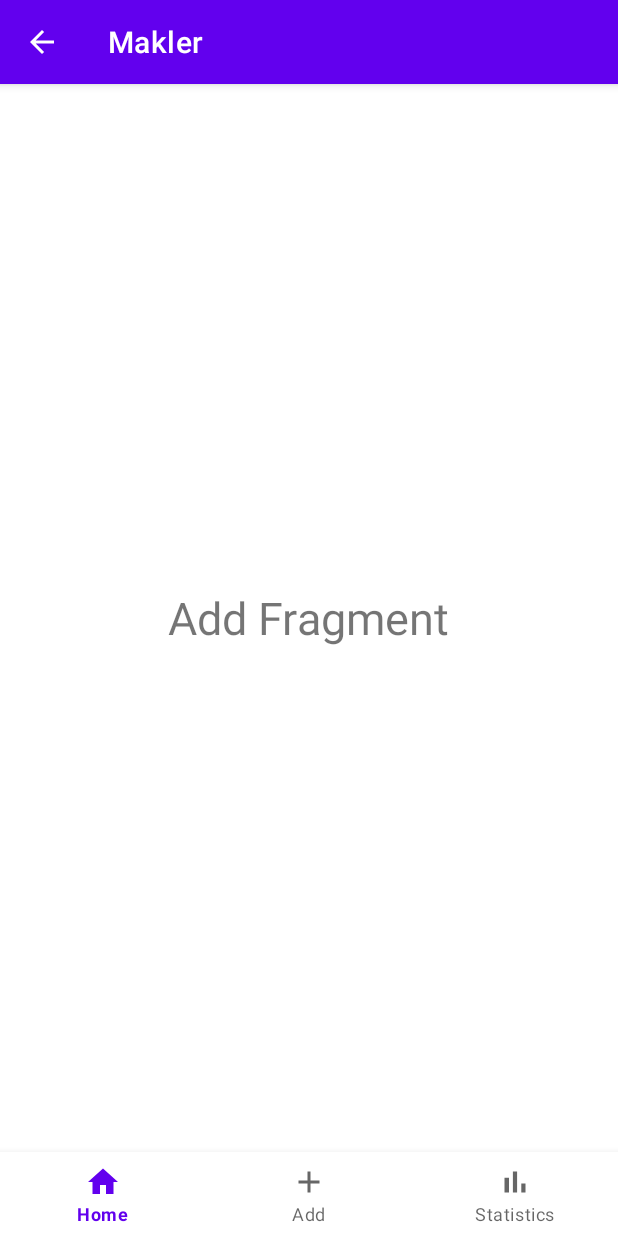
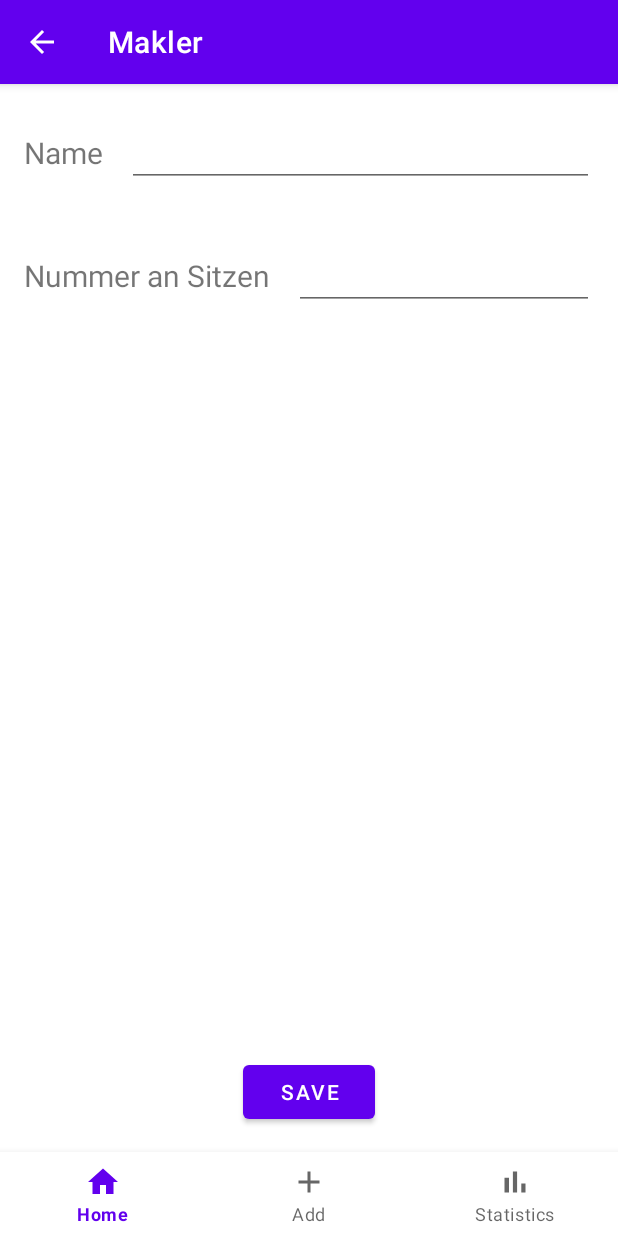
Before and after one commit to Cargozin/NZSE, an Android app: the fragment AddFragment placed in its activity, on a phone screen of 412 x 824 dp. Run offline under Robolectric (Android 15) with nearby library versions, the phone set to English and light mode, and no system bars.

Commit message:
updated ma add xml

```diff
--- a/app/src/main/res/layout/fragment_ma_add.xml
+++ b/app/src/main/res/layout/fragment_ma_add.xml
@@ -1,14 +1,72 @@
 <?xml version="1.0" encoding="utf-8"?>
-<RelativeLayout
-    xmlns:android="http://schemas.android.com/apk/res/android"
+<androidx.constraintlayout.widget.ConstraintLayout xmlns:android="http://schemas.android.com/apk/res/android"
+    xmlns:app="http://schemas.android.com/apk/res-auto"
+    xmlns:tools="http://schemas.android.com/tools"
     android:layout_width="match_parent"
     android:layout_height="match_parent">
 
     <TextView
+        android:id="@+id/maName"
         android:layout_width="wrap_content"
         android:layout_height="wrap_content"
-        android:text="Add Fragment"
-        android:textSize="30sp"
-        android:layout_centerInParent="true"/>
+        android:layout_marginStart="16dp"
+        android:layout_marginTop="32dp"
+        android:text="@string/nametxt"
+        android:textSize="20sp"
+        app:layout_constraintEnd_toStartOf="@+id/new_room_name"
+        app:layout_constraintHorizontal_bias="0.5"
+        app:layout_constraintStart_toStartOf="parent"
+        app:layout_constraintTop_toTopOf="parent" />
 
-</RelativeLayout>
+    <EditText
+        android:id="@+id/new_room_name"
+        android:layout_width="0dp"
+        android:layout_height="wrap_content"
+        android:layout_marginStart="16dp"
+        android:layout_marginEnd="16dp"
+        android:inputType="text"
+        app:layout_constraintBottom_toBottomOf="@+id/maName"
+        app:layout_constraintEnd_toEndOf="parent"
+        app:layout_constraintHorizontal_bias="0.5"
+        app:layout_constraintStart_toEndOf="@+id/maName"
+        app:layout_constraintTop_toTopOf="@+id/maName" />
+
+    <Button
+        android:id="@+id/save_button"
+        android:layout_width="wrap_content"
+        android:layout_height="wrap_content"
+        android:layout_marginStart="16dp"
+        android:layout_marginEnd="16dp"
+        android:layout_marginBottom="16dp"
+        android:onClick="maSaveClicked"
+        android:text="@string/save"
+        app:layout_constraintBottom_toBottomOf="parent"
+        app:layout_constraintEnd_toEndOf="parent"
+        app:layout_constraintStart_toStartOf="parent" />
+
+    <TextView
+        android:id="@+id/numSeatsTxt"
+        android:layout_width="wrap_content"
+        android:layout_height="wrap_content"
+        android:layout_marginStart="16dp"
+        android:layout_marginTop="45dp"
+        android:text="@string/numSeatsTxt"
+        android:textSize="20sp"
+        app:layout_constraintEnd_toStartOf="@+id/editTextNumberSeats"
+        app:layout_constraintHorizontal_bias="0.5"
+        app:layout_constraintStart_toStartOf="parent"
+        app:layout_constraintTop_toBottomOf="@+id/new_room_name" />
+
+    <EditText
+        android:id="@+id/editTextNumberSeats"
+        android:layout_width="0dp"
+        android:layout_height="wrap_content"
+        android:layout_marginStart="16dp"
+        android:layout_marginEnd="16dp"
+        android:inputType="number"
+        app:layout_constraintBottom_toBottomOf="@+id/numSeatsTxt"
+        app:layout_constraintEnd_toEndOf="parent"
+        app:layout_constraintHorizontal_bias="0.5"
+        app:layout_constraintStart_toEndOf="@+id/numSeatsTxt"
+        app:layout_constraintTop_toTopOf="@+id/numSeatsTxt" />
+</androidx.constraintlayout.widget.ConstraintLayout>
--- a/app/src/main/res/values/strings.xml
+++ b/app/src/main/res/values/strings.xml
@@ -8,4 +8,8 @@
     <string name="title_startup">Willkommen!</string>
 
     <string name="title_cwsearchinput">Raumname/-nummer</string>
+
+    <string name="numSeatsTxt">Nummer an Sitzen</string>
+    <string name="nametxt">Name</string>
+    <string name="save">Save</string>
 </resources>
```
